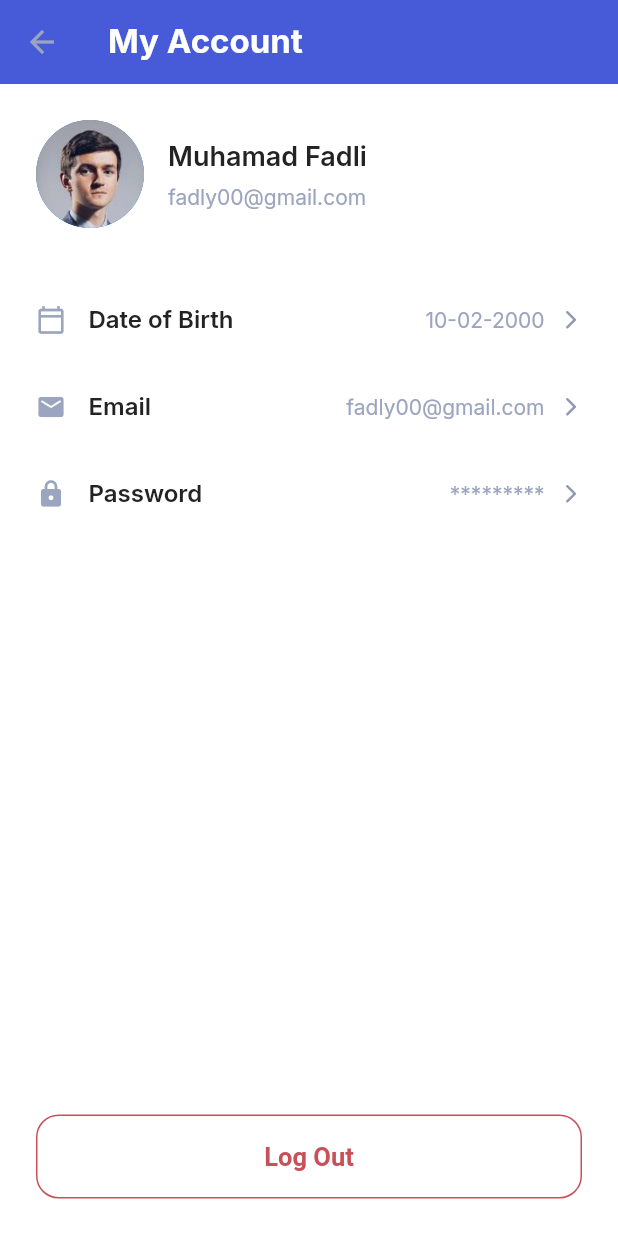
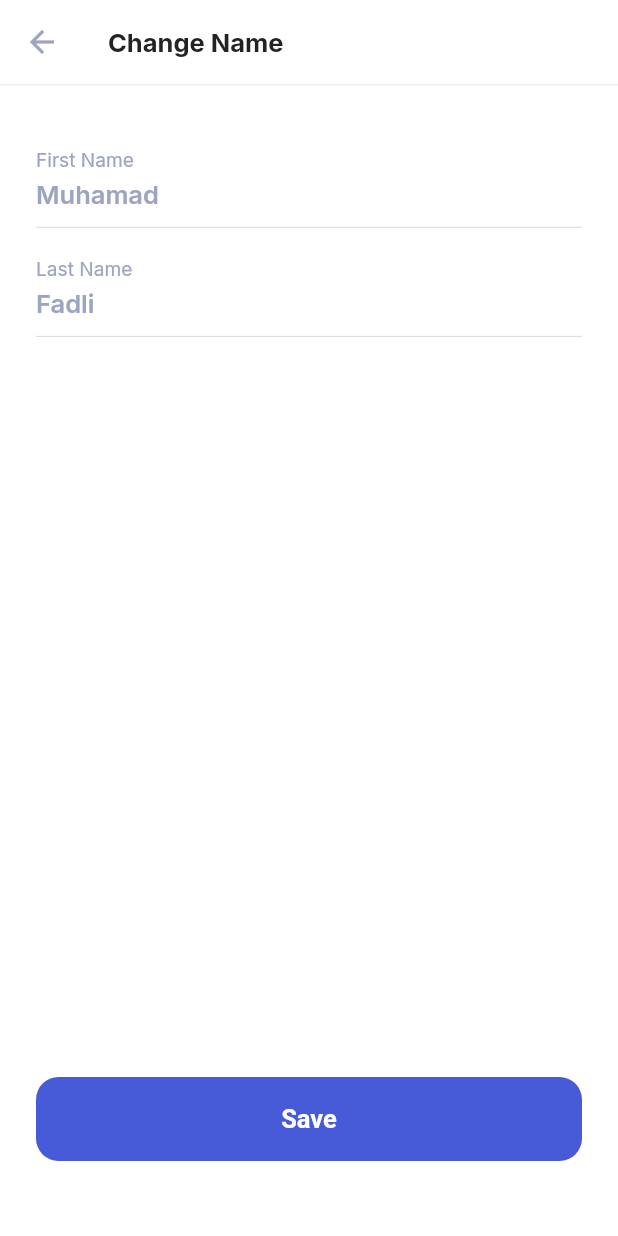
Before and after one commit to Manuelkpatsu/job_finder_app, a Flutter app: the ProfileScreen screen opened by its route, after a tap on "Muhamad Fadli", on a phone screen of 412 x 824 dp. Run offline on Flutter 3.47's test engine with Material 2 defaults, Android fonts, the phone set to English and light mode, and no system bars; our stand-ins replace equatable, google_fonts.

Commit message:
Implement change name screen

```diff
--- a/lib/router.dart
+++ b/lib/router.dart
@@ -6,6 +6,7 @@ import 'screens/main/app.dart';
 import 'screens/main/application/application_screen.dart';
 import 'screens/main/bookmarks/bookmarks_screen.dart';
 import 'screens/main/home/home_screen.dart';
+import 'screens/main/profile/change_name/change_name_screen.dart';
 import 'screens/main/profile/profile_screen.dart';
 import 'screens/splash/splash_screen.dart';
 import 'screens/welcome/welcome_screen.dart';
@@ -31,6 +32,9 @@ class AppRouter {
         return MaterialPageRoute(builder: (_) => const ApplicationScreen());
       case ProfileScreen.routeName:
         return MaterialPageRoute(builder: (_) => const ProfileScreen());
+      case ChangeNameScreen.routeName:
+        String argument = settings.arguments as String;
+        return MaterialPageRoute(builder: (_) => ChangeNameScreen(argument: argument));
       default:
         return MaterialPageRoute(
           builder: (_) => Scaffold(
--- /dev/null
+++ b/lib/screens/main/profile/change_name/change_name_screen.dart
@@ -0,0 +1,96 @@
+import 'package:flutter/material.dart';
+import 'package:job_finder_app/screens/widgets/app_bar_divider.dart';
+import 'package:job_finder_app/screens/widgets/custom_button.dart';
+import 'package:job_finder_app/screens/widgets/text_input_field.dart';
+import 'package:job_finder_app/utils/validator.dart';
+
+import 'widgets/change_name_text.dart';
+
+class ChangeNameScreen extends StatefulWidget {
+  final String argument;
+
+  static const routeName = '/change_name';
+
+  const ChangeNameScreen({Key? key, required this.argument}) : super(key: key);
+
+  @override
+  State<ChangeNameScreen> createState() => _ChangeNameScreenState();
+}
+
+class _ChangeNameScreenState extends State<ChangeNameScreen> {
+  final TextEditingController _firstNameController = TextEditingController();
+  final TextEditingController _lastNameController = TextEditingController();
+  final _changeNameFormKey = GlobalKey<FormState>();
+
+  @override
+  void initState() {
+    _firstNameController.text = widget.argument.split(' ')[0].trim();
+    _lastNameController.text = widget.argument.split(' ')[1].trim();
+    super.initState();
+  }
+
+  @override
+  void dispose() {
+    _firstNameController.dispose();
+    _lastNameController.dispose();
+    super.dispose();
+  }
+
+  @override
+  Widget build(BuildContext context) {
+    return Scaffold(
+      appBar: AppBar(
+        title: const ChangeNameText(),
+        centerTitle: false,
+        bottom: const AppBarDivider(),
+      ),
+      body: LayoutBuilder(builder: (context, constraints) {
+        return SingleChildScrollView(
+          padding: const EdgeInsets.symmetric(horizontal: 24),
+          child: ConstrainedBox(
+            constraints: BoxConstraints(
+              minWidth: constraints.maxWidth,
+              minHeight: constraints.maxHeight,
+            ),
+            child: IntrinsicHeight(
+              child: Form(
+                key: _changeNameFormKey,
+                autovalidateMode: AutovalidateMode.onUserInteraction,
+                child: Column(
+                  children: [
+                    const SizedBox(height: 32),
+                    TextInputField(
+                      controller: _firstNameController,
+                      labelText: 'First Name',
+                      inputType: TextInputType.name,
+                      inputAction: TextInputAction.next,
+                      validator: Validator.firstName,
+                    ),
+                    const SizedBox(height: 10),
+                    TextInputField(
+                      controller: _lastNameController,
+                      labelText: 'Last Name',
+                      inputType: TextInputType.name,
+                      inputAction: TextInputAction.done,
+                      validator: Validator.lastName,
+                    ),
+                    const Spacer(),
+                    CustomButton(
+                      onPressed: () {
+                        if (_changeNameFormKey.currentState!.validate()) {
+                          Navigator.of(context).pop();
+                        }
+                      },
+                      widget: const Text('Save'),
+                    ),
+                    const SizedBox(height: 50),
+                  ],
+                ),
+              ),
+            ),
+          ),
+        );
+      }),
+    );
+  }
+}
--- /dev/null
+++ b/lib/screens/main/profile/change_name/widgets/change_name_text.dart
@@ -0,0 +1,19 @@
+import 'package:flutter/material.dart';
+import 'package:job_finder_app/theme/custom_color.dart';
+
+class ChangeNameText extends StatelessWidget {
+  const ChangeNameText({Key? key}) : super(key: key);
+
+  @override
+  Widget build(BuildContext context) {
+    return const Text(
+      'Change Name',
+      style: TextStyle(
+        color: CustomColor.titleColor,
+        fontSize: 17,
+        fontWeight: FontWeight.w700,
+        height: 1.24,
+      ),
+    );
+  }
+}
--- a/lib/screens/main/profile/profile_screen.dart
+++ b/lib/screens/main/profile/profile_screen.dart
@@ -4,6 +4,7 @@ import 'package:intl/intl.dart';
 import 'package:job_finder_app/models/profile_item.dart';
 import 'package:job_finder_app/theme/custom_color.dart';
 
+import 'change_name/change_name_screen.dart';
 import 'widgets/account_email_text.dart';
 import 'widgets/account_name_text.dart';
 import 'widgets/logout_button.dart';
@@ -58,7 +59,12 @@ class ProfileScreen extends StatelessWidget {
         crossAxisAlignment: CrossAxisAlignment.start,
         children: [
           InkWell(
-            onTap: () {},
+            onTap: () {
+              Navigator.of(context).pushNamed(
+                ChangeNameScreen.routeName,
+                arguments: fullName,
+              );
+            },
             child: Ink(
               padding: const EdgeInsets.only(left: 24, right: 24, top: 24, bottom: 24),
               child: Row(
--- /dev/null
+++ b/lib/screens/widgets/app_bar_divider.dart
@@ -0,0 +1,18 @@
+import 'package:flutter/material.dart';
+import 'package:job_finder_app/theme/custom_color.dart';
+
+class AppBarDivider extends StatelessWidget implements PreferredSizeWidget {
+  const AppBarDivider({Key? key}) : super(key: key);
+
+  @override
+  Widget build(BuildContext context) {
+    return const Divider(
+      height: 1,
+      color: CustomColor.appBarDividerColor,
+      thickness: 1,
+    );
+  }
+
+  @override
+  Size get preferredSize => const Size.fromHeight(1);
+}
--- a/lib/theme/custom_color.dart
+++ b/lib/theme/custom_color.dart
@@ -20,4 +20,5 @@ class CustomColor {
   static const Color dividerColor = Color(0xffdde5fc);
   static const Color greyColor = Color(0xff8E8E93);
   static const Color iconColor = Color(0xff9098b1);
+  static const Color appBarDividerColor = Color(0xffebf0ff);
 }
--- a/lib/utils/validator.dart
+++ b/lib/utils/validator.dart
@@ -24,6 +24,22 @@ class Validator {
     return null;
   };
 
+  static FormFieldValidator<String> firstName = (firstName) {
+    if (firstName == null || firstName.isEmpty) {
+      return 'First name is required.';
+    }
+
+    return null;
+  };
+
+  static FormFieldValidator<String> lastName = (lastName) {
+    if (lastName == null || lastName.isEmpty) {
+      return 'Last name is required.';
+    }
+
+    return null;
+  };
+
   static FormFieldValidator<String> password = (password) {
     if (password == null || password.isEmpty) {
       return 'Password is required';
```
